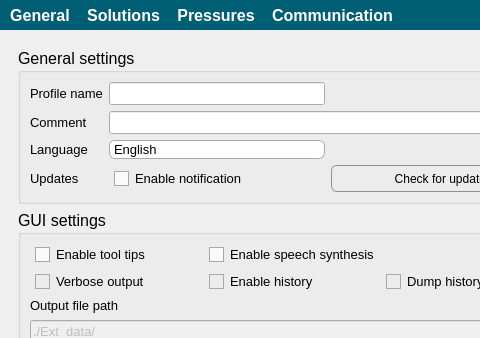
First picture: the form in apps/Biopen_wizard/tools.ui, repository bellonemauro/Labonatip2.0, before the edit; both pictures show x 0 to 480 and y 0 to 338 of the 611 by 697 pixel window.
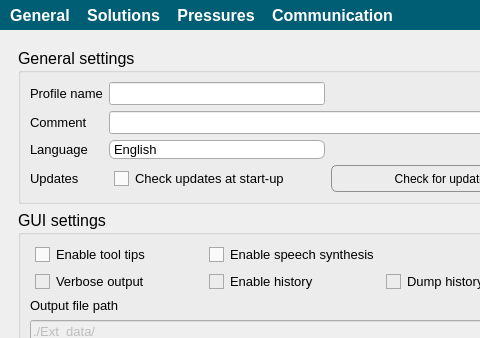
Second picture: the form after the edit. Icons and pictures are not drawn.

The edit to the form file:
```diff
--- a/apps/Biopen_wizard/tools.ui
+++ b/apps/Biopen_wizard/tools.ui
@@ -416,7 +416,7 @@
               </font>
              </property>
              <property name="text">
-              <string>Enable notification</string>
+              <string>Check updates at start-up</string>
              </property>
              <property name="checked">
               <bool>false</bool>
```
